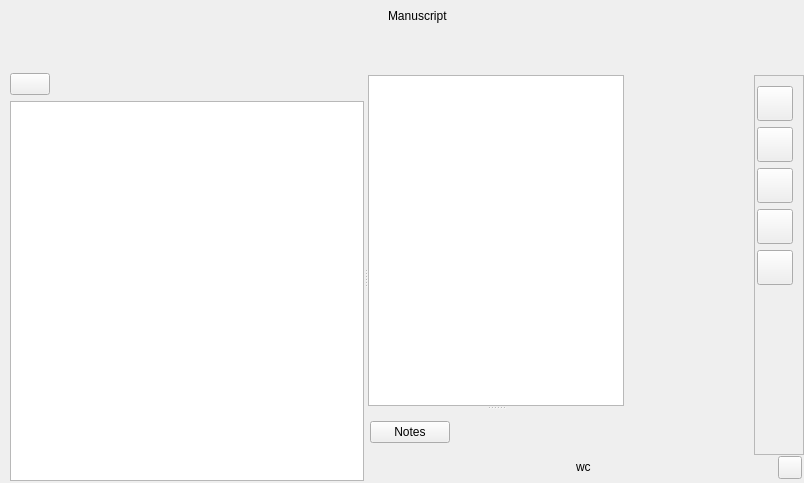
Above: ui/manuscript_view.ui from zkovari/plotlyst before the change. Below: the same form after it.
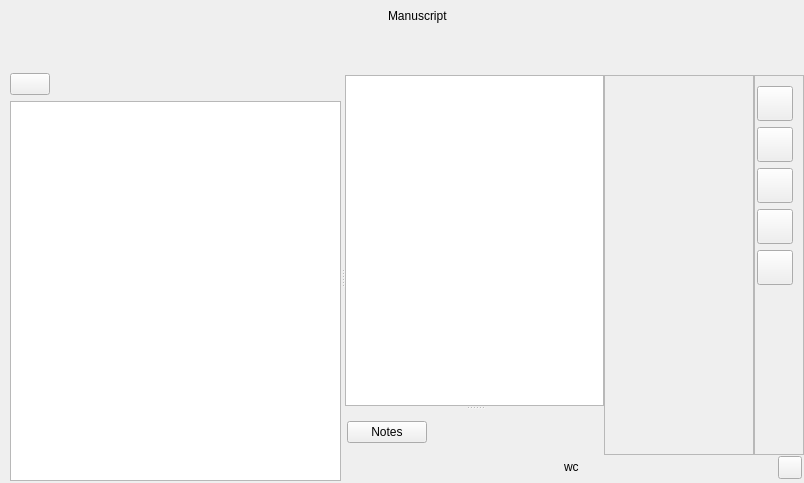
That is the form after the change. The open tabs and pages were chosen to show the change. Custom widgets are drawn as their Qt base class.

```diff
--- a/ui/manuscript_view.ui
+++ b/ui/manuscript_view.ui
@@ -320,7 +320,7 @@
            </widget>
           </item>
           <item>
-           <widget class="QWidget" name="wdgSide" native="true">
+           <widget class="QFrame" name="wdgSide">
             <property name="sizePolicy">
              <sizepolicy hsizetype="Maximum" vsizetype="Preferred">
               <horstretch>0</horstretch>
@@ -335,10 +335,16 @@
             </property>
             <property name="maximumSize">
              <size>
-              <width>200</width>
+              <width>150</width>
               <height>16777215</height>
              </size>
             </property>
+            <property name="frameShape">
+             <enum>QFrame::StyledPanel</enum>
+            </property>
+            <property name="frameShadow">
+             <enum>QFrame::Sunken</enum>
+            </property>
             <property name="relaxed-white-bg" stdset="0">
              <bool>true</bool>
             </property>
@@ -358,6 +364,49 @@
              <property name="bottomMargin">
               <number>2</number>
              </property>
+             <item>
+              <widget class="QStackedWidget" name="stackSide">
+               <widget class="QWidget" name="pageInfo">
+                <layout class="QVBoxLayout" name="verticalLayout_11">
+                 <item>
+                  <spacer name="verticalSpacer_3">
+                   <property name="orientation">
+                    <enum>Qt::Vertical</enum>
+                   </property>
+                   <property name="sizeHint" stdset="0">
+                    <size>
+                     <width>20</width>
+                     <height>40</height>
+                    </size>
+                   </property>
+                  </spacer>
+                 </item>
+                </layout>
+               </widget>
+               <widget class="QWidget" name="pageGoal"/>
+               <widget class="QWidget" name="pageReadability">
+                <layout class="QVBoxLayout" name="verticalLayout_12">
+                 <property name="spacing">
+                  <number>3</number>
+                 </property>
+                 <property name="leftMargin">
+                  <number>2</number>
+                 </property>
+                 <property name="topMargin">
+                  <number>2</number>
+                 </property>
+                 <property name="rightMargin">
+                  <number>2</number>
+                 </property>
+                 <property name="bottomMargin">
+                  <number>2</number>
+                 </property>
+                </layout>
+               </widget>
+               <widget class="QWidget" name="pageCharts"/>
+               <widget class="QWidget" name="pageExport"/>
+              </widget>
+             </item>
             </layout>
            </widget>
           </item>
```
Left out of the diff: 26 changed lines with no effect on the pictures.
